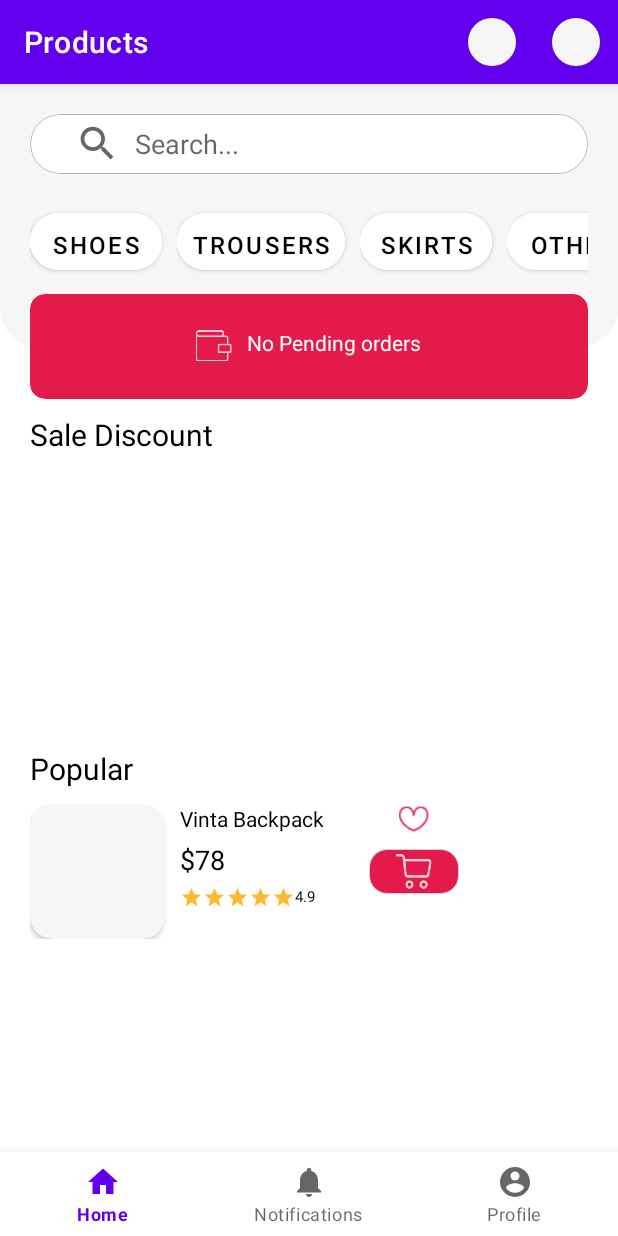
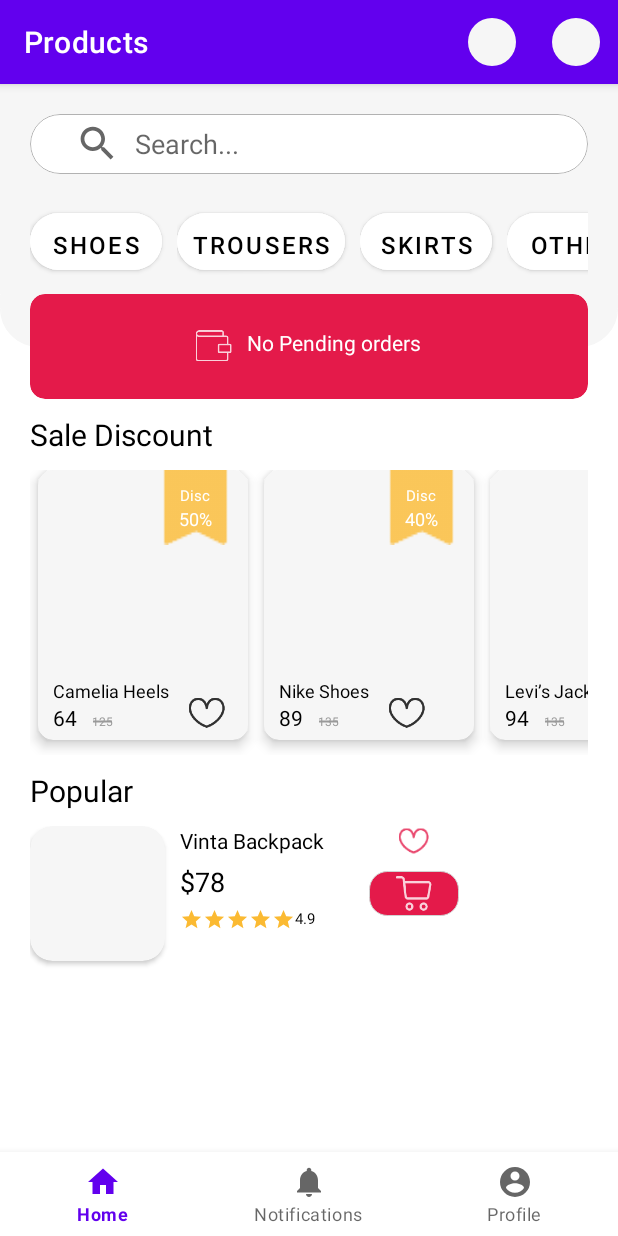
Before and after one commit to ETS-Android2/MindshopUI-Android, an Android app: the screen it shows after launch (MainActivity), on a phone screen of 412 x 824 dp. Run offline under Robolectric (Android 15) with nearby library versions, the phone set to English and light mode, and no system bars; our stand-ins replace Firebase (no records; nobody signed in at launch, a user with empty details on screens opened directly), navigation-ui.

Commit message:
Home Page Done

```diff
--- /dev/null
+++ b/app/src/main/java/net/mindzone/mindshopui/RecyclerViewAdapters/MyRecyclerViewAdapter.java
@@ -0,0 +1,72 @@
+package net.mindzone.mindshopui.RecyclerViewAdapters;
+
+import android.content.Context;
+import android.view.LayoutInflater;
+import android.view.View;
+import android.view.ViewGroup;
+
+import androidx.recyclerview.widget.RecyclerView;
+
+import com.google.android.material.button.MaterialButton;
+
+import net.mindzone.mindshopui.R;
+
+import java.util.List;
+
+public class MyRecyclerViewAdapter extends RecyclerView.Adapter<MyRecyclerViewAdapter.ViewHolder> {
+
+    private List<String> mData;
+    private LayoutInflater mInflater;
+    private ItemClickListener mClickListener;
+
+    public MyRecyclerViewAdapter(Context context, List<String> data) {
+        this.mInflater = LayoutInflater.from(context);
+        this.mData = data;
+    }
+
+    @Override
+    public ViewHolder onCreateViewHolder(ViewGroup parent, int viewType) {
+        View view = mInflater.inflate(R.layout.buttons_layout, parent, false);
+        return new ViewHolder(view);
+    }
+
+    @Override
+    public void onBindViewHolder(ViewHolder holder, int position) {
+
+        String productName = mData.get(position);
+        holder.btn_forProducts.setText(productName);
+    }
+
+    @Override
+    public int getItemCount() {
+        return mData.size();
+    }
+
+
+    public class ViewHolder extends RecyclerView.ViewHolder implements View.OnClickListener {
+        MaterialButton btn_forProducts;
+
+        ViewHolder(View itemView) {
+            super(itemView);
+            btn_forProducts = itemView.findViewById(R.id.btn_forProducts);
+            itemView.setOnClickListener(this);
+        }
+
+        @Override
+        public void onClick(View view) {
+            if (mClickListener != null) mClickListener.onItemClick(view, getAdapterPosition());
+        }
+    }
+
+    public String getItem(int id) {
+        return mData.get(id);
+    }
+
+    public void setClickListener(ItemClickListener itemClickListener) {
+        this.mClickListener = itemClickListener;
+    }
+
+    public interface ItemClickListener {
+        void onItemClick(View view, int position);
+    }
+}
--- /dev/null
+++ b/app/src/main/java/net/mindzone/mindshopui/RecyclerViewAdapters/ProductsRecyclerViewAdapter.java
@@ -0,0 +1,76 @@
+package net.mindzone.mindshopui.RecyclerViewAdapters;
+
+import android.content.Context;
+import android.view.LayoutInflater;
+import android.view.View;
+import android.view.ViewGroup;
+import android.widget.TextView;
+
+import androidx.recyclerview.widget.RecyclerView;
+
+
+import net.mindzone.mindshopui.R;
+import net.mindzone.mindshopui.models.Product;
+
+import java.util.List;
+
+
+public class ProductsRecyclerViewAdapter extends RecyclerView.Adapter<ProductsRecyclerViewAdapter.ViewHolder> {
+
+    private List<Product> Products;
+    private LayoutInflater mInflater;
+    private ItemClickListener mClickListener;
+
+    public ProductsRecyclerViewAdapter(Context context, List<Product> products) {
+        this.mInflater = LayoutInflater.from(context);
+        this.Products = products;
+    }
+
+    @Override
+    public ViewHolder onCreateViewHolder(ViewGroup parent, int viewType) {
+        View view = mInflater.inflate(R.layout.item_card, parent, false);
+        return new ViewHolder(view);
+    }
+
+    @Override
+    public void onBindViewHolder(ViewHolder holder, int position) {
+
+        Product productItem = Products.get(position);
+        holder.productPrice.setText(productItem.price+"");
+        holder.price_afterDiscount.setText(productItem.price_afterDiscount+"");
+        holder.discount.setText(productItem.discount + "%");
+        holder.title.setText(productItem.title);
+    }
+
+    @Override
+    public int getItemCount() {
+        return Products.size();
+    }
+
+
+    public class ViewHolder extends RecyclerView.ViewHolder implements View.OnClickListener {
+        TextView productPrice, price_afterDiscount, discount, title;
+
+        ViewHolder(View itemView) {
+            super(itemView);
+            productPrice = itemView.findViewById(R.id.product_price);
+            price_afterDiscount = itemView.findViewById(R.id.product_price_afterdiscount);
+            discount = itemView.findViewById(R.id.discount_Value);
+            title = itemView.findViewById(R.id.product_name);
+            itemView.setOnClickListener(this);
+        }
+
+        @Override
+        public void onClick(View view) {
+            if (mClickListener != null) mClickListener.onItemClick(view, getAdapterPosition());
+        }
+    }
+
+    public void setClickListener(ItemClickListener itemClickListener) {
+        this.mClickListener = itemClickListener;
+    }
+
+    public interface ItemClickListener {
+        void onItemClick(View view, int position);
+    }
+}
--- a/app/src/main/java/net/mindzone/mindshopui/constants/MyRecyclerViewAdapter.java
+++ /dev/null
@@ -1,71 +0,0 @@
-package net.mindzone.mindshopui.constants;
-
-import android.content.Context;
-import android.view.LayoutInflater;
-import android.view.View;
-import android.view.ViewGroup;
-
-import androidx.recyclerview.widget.RecyclerView;
-
-import com.google.android.material.button.MaterialButton;
-
-import net.mindzone.mindshopui.R;
-
-import java.util.List;
-
-public class MyRecyclerViewAdapter extends RecyclerView.Adapter<MyRecyclerViewAdapter.ViewHolder> {
-
-    private List<String> mData;
-    private LayoutInflater mInflater;
-    private ItemClickListener mClickListener;
-
-    public MyRecyclerViewAdapter(Context context, List<String> data) {
-        this.mInflater = LayoutInflater.from(context);
-        this.mData = data;
-    }
-
-    @Override
-    public ViewHolder onCreateViewHolder(ViewGroup parent, int viewType) {
-        View view = mInflater.inflate(R.layout.buttons_layout, parent, false);
-        return new ViewHolder(view);
-    }
-
-    @Override
-    public void onBindViewHolder(ViewHolder holder, int position) {
-        String productName = mData.get(position);
-        holder.btn_forProducts.setText(productName);
-    }
-
-    @Override
-    public int getItemCount() {
-        return mData.size();
-    }
-
-
-    public class ViewHolder extends RecyclerView.ViewHolder implements View.OnClickListener {
-        MaterialButton btn_forProducts;
-
-        ViewHolder(View itemView) {
-            super(itemView);
-            btn_forProducts = itemView.findViewById(R.id.btn_forProducts);
-            itemView.setOnClickListener(this);
-        }
-
-        @Override
-        public void onClick(View view) {
-            if (mClickListener != null) mClickListener.onItemClick(view, getAdapterPosition());
-        }
-    }
-
-    public String getItem(int id) {
-        return mData.get(id);
-    }
-
-    public void setClickListener(ItemClickListener itemClickListener) {
-        this.mClickListener = itemClickListener;
-    }
-
-    public interface ItemClickListener {
-        void onItemClick(View view, int position);
-    }
-}
--- a/app/src/main/java/net/mindzone/mindshopui/models/Product.java
+++ b/app/src/main/java/net/mindzone/mindshopui/models/Product.java
@@ -9,15 +9,24 @@ public class Product implements Serializable {
 
     @DocumentId
     public String id;
-
     public String categoryID;
     public String title;
     public String desc;
     public int price;
+    public  int discount;
+    public int price_afterDiscount;
     public String authorId;
     public ArrayList<ProductOptions> options;
 
-    public ArrayList<String> getBTNProducts() {
+
+    public Product(String title, int price, int discount, int price_afterDiscount) {
+        this.title = title;
+        this.price = price;
+        this.discount = discount;
+        this.price_afterDiscount = price_afterDiscount;
+    }
+
+    public static ArrayList<String> getBTNProducts() {
         ArrayList<String> Products = new ArrayList<>();
         Products.add("Shoes");
         Products.add("Trousers");
@@ -25,5 +34,21 @@ public class Product implements Serializable {
         Products.add("Other");
         return Products;
     }
+    public static ArrayList<Product> getProducts() {
+        ArrayList<Product> Products = new ArrayList<>();
+        Products.add(new Product("Camelia Heels",64,50,125));
+        Products.add(new Product("Nike Shoes",89,40,135));
+        Products.add(new Product("Levi’s Jacket",94,40,135));
+        return Products;
+    }
 
+    @Override
+    public String toString() {
+        return "Product{" +
+                "title='" + title + '\'' +
+                ", price=" + price +
+                ", discount=" + discount +
+                ", price_afterDiscount=" + price_afterDiscount +
+                '}';
+    }
 }
--- a/app/src/main/java/net/mindzone/mindshopui/ui/home/HomeFragment.java
+++ b/app/src/main/java/net/mindzone/mindshopui/ui/home/HomeFragment.java
@@ -9,7 +9,6 @@ import android.view.MenuInflater;
 import android.view.MenuItem;
 import android.view.View;
 import android.view.ViewGroup;
-import android.widget.Toast;
 
 import androidx.annotation.NonNull;
 import androidx.lifecycle.ViewModelProvider;
@@ -18,25 +17,35 @@ import androidx.recyclerview.widget.RecyclerView;
 
 import net.mindzone.mindshopui.BaseFragment;
 import net.mindzone.mindshopui.R;
+import net.mindzone.mindshopui.RecyclerViewAdapters.ProductsRecyclerViewAdapter;
 import net.mindzone.mindshopui.activities.Sign;
-import net.mindzone.mindshopui.constants.MyRecyclerViewAdapter;
+import net.mindzone.mindshopui.RecyclerViewAdapters.MyRecyclerViewAdapter;
 import net.mindzone.mindshopui.databinding.FragmentHomeBinding;
 import net.mindzone.mindshopui.models.Product;
 
 import java.util.ArrayList;
 
-public class HomeFragment extends BaseFragment implements MyRecyclerViewAdapter.ItemClickListener {
+public class HomeFragment extends BaseFragment implements MyRecyclerViewAdapter.ItemClickListener,ProductsRecyclerViewAdapter.ItemClickListener {
 
     private HomeViewModel homeViewModel;
     private FragmentHomeBinding binding;
     MyRecyclerViewAdapter adapter;
+    ProductsRecyclerViewAdapter adapter_salesItems;
 
     public View onCreateView(@NonNull LayoutInflater inflater, ViewGroup container, Bundle savedInstanceState) {
         homeViewModel = new ViewModelProvider(this).get(HomeViewModel.class);
         setHasOptionsMenu(true);
         binding = FragmentHomeBinding.inflate(inflater, container, false);
         View root = binding.getRoot();
-        ArrayList<String> Products = (new Product()).getBTNProducts();
+        binding.chartBtn.setOnClickListener(this::cartBTNClicked);
+        ConstructeRecylcerViews();
+        return root;
+    }
+
+    public void ConstructeRecylcerViews() {
+
+        //        Construction of First RecylerView which contain the buttons
+        ArrayList<String> Products = Product.getBTNProducts();
         LinearLayoutManager layoutManager
                 = new LinearLayoutManager(requireContext(), LinearLayoutManager.HORIZONTAL, false);
         RecyclerView recyclerView = binding.productsRecylerView;
@@ -44,9 +53,28 @@ public class HomeFragment extends BaseFragment implements MyRecyclerViewAdapter.
         adapter = new MyRecyclerViewAdapter(getContext(), Products);
         adapter.setClickListener(this);
         recyclerView.setAdapter(adapter);
-        return root;
+
+//        Construction of Second RecylerView which are the sales discount cards
+        ArrayList<Product> products_sale = Product.getProducts();
+        Log.d("Test","Count "+ products_sale.size());
+        LinearLayoutManager layoutManagerRC2
+                = new LinearLayoutManager(requireContext(), LinearLayoutManager.HORIZONTAL, false);
+        RecyclerView recyclerView_SalesItems = binding.itemsRecylerView;
+        recyclerView_SalesItems.setLayoutManager(layoutManagerRC2);
+        adapter_salesItems = new ProductsRecyclerViewAdapter(getContext(), products_sale);
+        adapter_salesItems.setClickListener(this);
+        recyclerView_SalesItems.setAdapter(adapter_salesItems);
     }
 
+    public void cartBTNClicked(View v){
+        goToSignIn();
+    }
+
+    public void goToSignIn(){
+        Intent intent = new Intent();
+        intent.setClass(getActivity(), Sign.class);
+        getActivity().startActivity(intent);
+    }
 
     @Override
     public void onDestroyView() {
@@ -67,9 +95,7 @@ public class HomeFragment extends BaseFragment implements MyRecyclerViewAdapter.
                 Log.d("Test", "Bell Icon clicked");
                 return true;
             case R.id.cartBTN:
-                Intent intent = new Intent();
-                intent.setClass(getActivity(), Sign.class);
-                getActivity().startActivity(intent);
+                goToSignIn();
                 Log.d("Test", "Cart Icon clicked");
                 return true;
             default:
@@ -80,6 +106,5 @@ public class HomeFragment extends BaseFragment implements MyRecyclerViewAdapter.
     @Override
     public void onItemClick(View view, int position) {
         view.getBackground().setTint(view.getResources().getColor(R.color.black, null));
-        Log.d("Test", "The selected Item " + adapter.getItem(position));
     }
 }
--- a/app/src/main/res/layout/fragment_home.xml
+++ b/app/src/main/res/layout/fragment_home.xml
@@ -53,6 +53,7 @@
             </com.google.android.material.card.MaterialCardView>
 
             <androidx.recyclerview.widget.RecyclerView
+
                 android:id="@+id/products_recylerView"
                 android:layout_width="match_parent"
                 android:layout_height="50dp"
@@ -111,7 +112,7 @@
         <androidx.recyclerview.widget.RecyclerView
             android:id="@+id/items_recylerView"
             android:layout_width="match_parent"
-            android:layout_height="175dp"
+            android:layout_height="190dp"
             android:layout_marginHorizontal="20dp"
             android:orientation="horizontal" />
 
@@ -133,6 +134,7 @@
             <androidx.cardview.widget.CardView
                 android:layout_width="90dp"
                 android:layout_height="90dp"
+                android:layout_marginBottom="5dp"
                 android:backgroundTint="@color/_F6F6F6"
                 android:elevation="0dp"
                 app:cardCornerRadius="15dp"
@@ -204,7 +206,7 @@
 
             <LinearLayout
                 android:layout_width="wrap_content"
-                android:layout_height="wrap_content"
+                android:layout_height="match_parent"
                 android:layout_marginStart="30dp"
                 android:orientation="vertical">
 
@@ -220,6 +222,7 @@
                 <ImageButton
                     android:id="@+id/chart_btn"
                     android:layout_width="60dp"
+                    android:onClick="cartBTNClicked"
                     android:layout_height="30dp"
                     android:background="@drawable/rounded_corner_btn"
                     android:contentDescription="TODO"
--- a/app/src/main/res/layout/item_card.xml
+++ b/app/src/main/res/layout/item_card.xml
@@ -3,6 +3,7 @@
     xmlns:app="http://schemas.android.com/apk/res-auto"
     android:layout_width="140dp"
     android:layout_height="180dp"
+    android:layout_marginHorizontal="5dp"
     android:backgroundTint="@color/_F6F6F6"
     app:cardCornerRadius="10dp"
     app:cardElevation="5dp"
```
